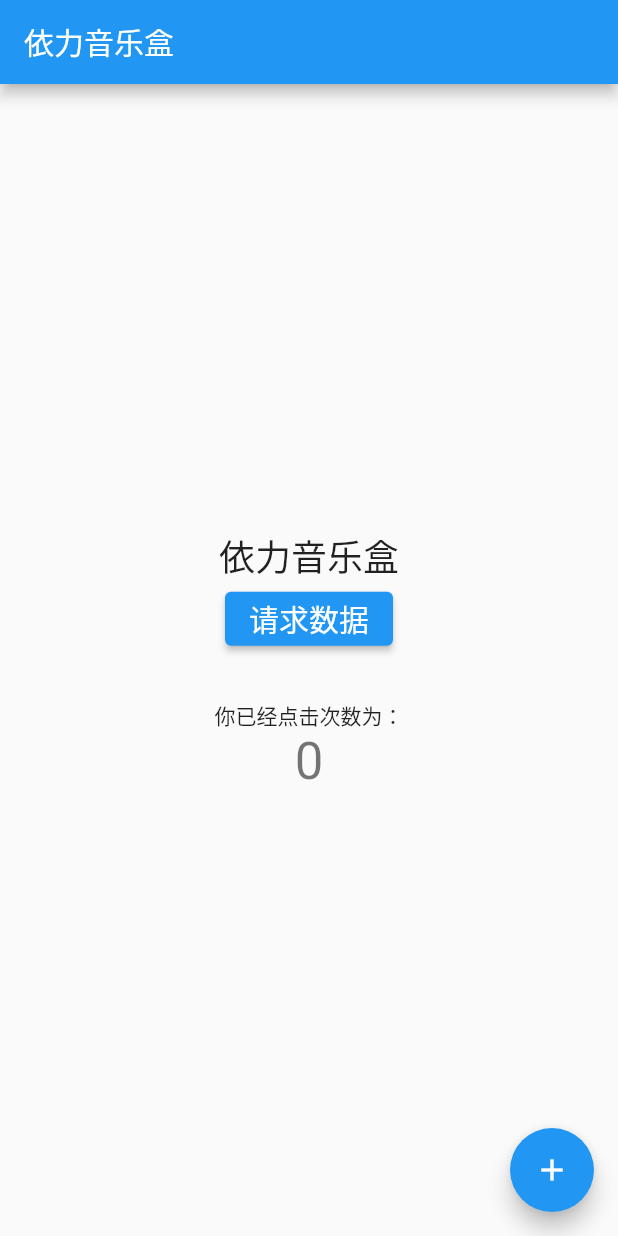
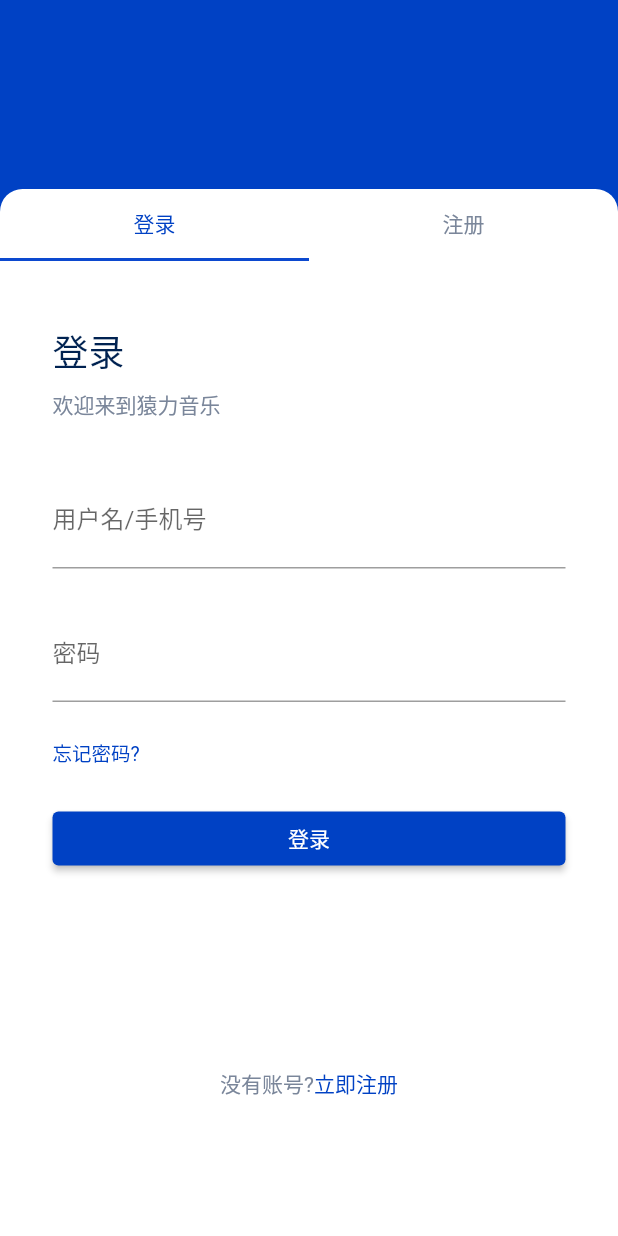
Before and after one commit to programmer-yili/yili-music-app, a Flutter app: the screen it shows after launch, on a phone screen of 412 x 824 dp. Run offline on Flutter 3.47's test engine with Material 2 defaults, Android fonts, the phone set to English and light mode, and no system bars.

Commit message:
feat: 登录页面布局

```diff
--- a/lib/main.dart
+++ b/lib/main.dart
@@ -1,84 +1,30 @@
 import 'package:flutter/material.dart';
-import 'package:yili_music_app/api/hello.dart';
+import 'package:yili_music_app/pages/home.dart';
+import 'package:yili_music_app/pages/login.dart';
+import 'package:yili_music_app/theme.dart';
+
 
 void main() {
-  runApp(const MyApp());
+  runApp(const YuanLiMusic());
 }
 
-class MyApp extends StatelessWidget {
-  const MyApp({Key? key}) : super(key: key);
+class YuanLiMusic extends StatelessWidget {
+
+  const YuanLiMusic({Key? key}) : super(key: key);
+
   @override
   Widget build(BuildContext context) {
     return MaterialApp(
-      title: 'Flutter Demo',
+      title: '猿力音乐',
       theme: ThemeData(
-        primarySwatch: Colors.blue,
+        primarySwatch: primary,
+        tabBarTheme: tabBarTheme
       ),
-      home: const MyHomePage(title: '依力音乐盒'),
+      initialRoute: '/login',
+      routes: {
+        '/': (context) => const Home(),
+        '/login': (context) => const Login()
+      },
     );
   }
 }
-
-class MyHomePage extends StatefulWidget {
-  const MyHomePage({Key? key, required this.title}) : super(key: key);
-  final String title;
-
-  @override
-  State<MyHomePage> createState() => _MyHomePageState();
-}
-
-class _MyHomePageState extends State<MyHomePage> {
-  int _counter = 0;
-
-  String message = '依力音乐盒';
-
-  void _incrementCounter() {
-    setState(() {
-      _counter++;
-    });
-  }
-
-  void _fetchData() {
-    sayHello().then((value) => {
-    setState((){ message = value; })
-    });
-  }
-
-  final ButtonStyle buttonStyle =
-  ElevatedButton.styleFrom(textStyle: const TextStyle(fontSize: 20));
-
-  @override
-  Widget build(BuildContext context) {
-    return Scaffold(
-      appBar: AppBar(
-        title: Text(widget.title),
-      ),
-      body: Center(
-        child:  Column(
-          mainAxisAlignment: MainAxisAlignment.center,
-          children: <Widget>[
-            Text(message, style: Theme.of(context).textTheme.headline5),
-            ElevatedButton(
-              style: buttonStyle,
-              onPressed: _fetchData,
-              child: const Text('请求数据'),
-            ),
-            const SizedBox(height: 30),
-            const Text(
-              '你已经点击次数为：',
-            ),
-            Text(
-              '$_counter',
-              style: Theme.of(context).textTheme.headline4,
-            ),
-          ],
-        ),
-      ),
-      floatingActionButton: FloatingActionButton(
-        onPressed: _incrementCounter,
-        tooltip: 'Increment',
-        child: const Icon(Icons.add),
-      ),
-    );
-  }
-}
--- /dev/null
+++ b/lib/pages/home.dart
@@ -0,0 +1,19 @@
+import 'package:flutter/material.dart';
+
+class Home extends StatelessWidget {
+  const Home({Key? key}) : super(key: key);
+
+  @override
+  Widget build(BuildContext context) {
+    return Scaffold(
+      body: Center(
+        child: ElevatedButton(
+              onPressed: () {
+                Navigator.pushNamed(context, '/login');
+              },
+              child: const Text("登录"),
+            )
+      ),
+    );
+  }
+}
--- /dev/null
+++ b/lib/pages/login.dart
@@ -0,0 +1,66 @@
+import 'package:flutter/material.dart';
+import 'package:yili_music_app/theme.dart';
+import 'package:yili_music_app/widget/login_form.dart';
+
+class Login extends StatefulWidget {
+  const Login({Key? key}) : super(key: key);
+
+  @override
+  State createState() => _LoginState();
+}
+
+class _LoginState extends State<Login> with TickerProviderStateMixin {
+  late TabController _tabController;
+
+  @override
+  void initState() {
+    super.initState();
+    _tabController = TabController(length: 2, vsync: this);
+  }
+
+  @override
+  Widget build(BuildContext context) {
+    return Scaffold(
+      body: Container(
+        color: primary,
+        padding: const EdgeInsets.only(top: 126),
+        width: MediaQuery.of(context).size.width,
+        height: MediaQuery.of(context).size.height,
+        child: Container(
+          decoration: const BoxDecoration(
+              color: Colors.white,
+              borderRadius: BorderRadius.only(
+                  topLeft: Radius.circular(15),
+                  topRight: Radius.circular(15)
+              )
+          ),
+          child: Column(
+            children: <Widget>[
+              TabBar(
+                controller: _tabController,
+                tabs: const <Widget>[
+                  Tab(text: "登录"),
+                  Tab(text: "注册")
+                ]
+              ),
+              Flexible(
+                flex: 1,
+                child:
+                TabBarView(
+                  controller: _tabController,
+                  children: const <Widget> [
+                    LoginForm(),
+                    Center(child: Text("注册"),)
+                  ],
+                ),
+              )
+
+            ],
+          ),
+        ),
+      ),
+    );
+  }
+
+
+}
--- /dev/null
+++ b/lib/theme.dart
@@ -0,0 +1,27 @@
+import 'package:flutter/material.dart';
+
+
+const int _bluePrimaryValue = 0xFF0041C4;
+
+
+const MaterialColor primary = MaterialColor(
+  _bluePrimaryValue,
+  <int, Color>{
+    50: Color(0xFFE7E9F9),
+    100: Color(0xFFC2C8F1),
+    200: Color(0xFF98A4E7),
+    300: Color(0xFF6C81DE),
+    400: Color(0xFF4765D7),
+    500: Color(0xFF0C49CF),
+    600: Color(_bluePrimaryValue),
+    700: Color(0xFF0037B8),
+    800: Color(0xFF002CAD),
+    900: Color(0xFF00189A),
+  },
+);
+
+
+const TabBarTheme tabBarTheme = TabBarTheme(
+  labelColor: primary,
+  unselectedLabelColor: Color(0xFF7A869A),
+);
--- /dev/null
+++ b/lib/widget/login_form.dart
@@ -0,0 +1,108 @@
+import 'package:flutter/material.dart';
+import 'package:yili_music_app/theme.dart';
+
+class LoginForm extends StatefulWidget {
+  const LoginForm({Key? key}) : super(key: key);
+  @override
+  State<LoginForm> createState() => _loginFormState();
+}
+
+class _loginFormState extends State<LoginForm> {
+
+  @override
+  Widget build(BuildContext context) {
+    return Container(
+      padding: const EdgeInsets.only(
+        left: 35,
+        top: 42,
+        right: 35
+      ),
+      child: Column(
+        crossAxisAlignment: CrossAxisAlignment.start,
+        children: <Widget>[
+          const Text(
+            "登录",
+            style: TextStyle(
+              fontSize: 24,
+              color: Color(0xFF002251),
+              letterSpacing: 0,
+              fontWeight: FontWeight.w500
+            ),
+          ),
+          const SizedBox(height: 7),
+          const Text(
+              "欢迎来到猿力音乐",
+            style: TextStyle(
+              fontSize: 14,
+              color: Color(0xFF7A869A),
+              letterSpacing: 0,
+              fontWeight: FontWeight.w400
+            ),
+          ),
+          const SizedBox(height: 35,),
+          TextFormField(
+            decoration: const InputDecoration(
+              hintText: '请输入用户名/手机号',
+              labelText: '用户名/手机号',
+            ),
+            onSaved: (String? value) {
+              // This optional block of code can be used to run
+              // code when the user saves the form.
+            },
+            validator: (String? value) {
+              return (value != null && value.contains('@')) ? 'Do not use the @ char.' : null;
+            },
+          ),
+          const SizedBox(height: 25,),
+
+          TextFormField(
+            decoration: const InputDecoration(
+              hintText: '请输入密码',
+              labelText: '密码',
+            ),
+            onSaved: (String? value) {
+              // This optional block of code can be used to run
+              // code when the user saves the form.
+            },
+            validator: (String? value) {
+              return (value != null && value.contains('@')) ? 'Do not use the @ char.' : null;
+            },
+          ),
+          const SizedBox(height: 24),
+          const Text("忘记密码?",
+            style: TextStyle(
+              fontSize: 13,
+              color: primary
+            ),
+          ),
+          const SizedBox(height: 24),
+          FractionallySizedBox(
+            widthFactor: 1,
+            child: ElevatedButton(
+              onPressed: () {},
+              child: const Text("登录"),
+            ),
+          ),
+          const SizedBox(height: 129),
+          Row(
+            mainAxisAlignment: MainAxisAlignment.center,
+            children: const [
+              Text("没有账号?", style: TextStyle(
+                color: Color(0xFF7A869A),
+                fontSize: 14,
+                letterSpacing: 0,
+                fontWeight: FontWeight.w400
+              ),),
+              Text("立即注册", style: TextStyle(
+                  color: primary,
+                  fontSize: 14,
+                  letterSpacing: 0,
+                  fontWeight: FontWeight.w400
+              ),)
+            ],
+          )
+        ],
+      ),
+    );
+  }
+}
```
Also changed, not shown: 1 other file.
